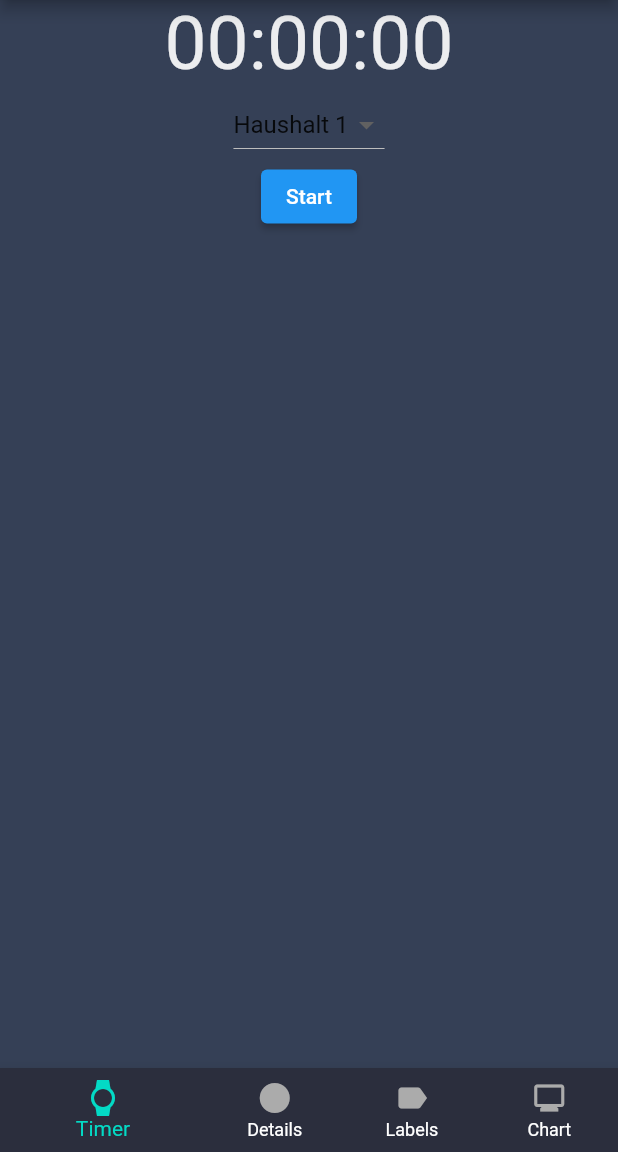
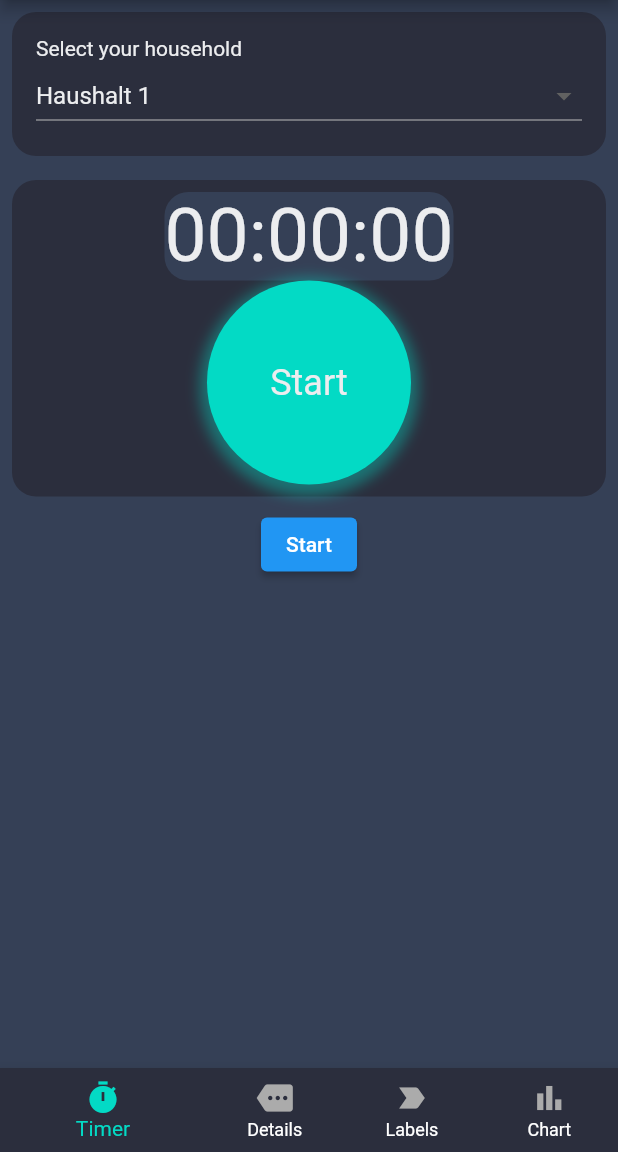
Before and after one commit to Layblar/layblar_app, a Flutter app: the screen it shows after launch, on a phone screen of 412 x 824 dp, the part 84-1236 px from its top. Run offline on Flutter 3.47's test engine with Material 2 defaults, Android fonts, the phone set to English and light mode, and no system bars; our stand-ins replace fl_chart.

Commit message:
started the stopwatch ui

```diff
--- a/lib/Routes/NavigationRoutes.dart
+++ /dev/null
@@ -1,25 +0,0 @@
-import 'package:flutter/material.dart';
-import 'package:layblar_app/screens/DetailsScreen.dart';
-
-class NavigationRoutes{
-
-  static void navigateToDetails(BuildContext context){
-    Navigator.push(
-    context,
-    MaterialPageRoute(builder: (context) => const DetailsScreen()),
-  );
-  }
-
-  static void navigateToLabels(){
-
-  }
-
-  static void navigateToChart(){
-
-  }
-
-  static void navigateToTimer(){
-
-  }
-
-}
--- a/lib/Themes/Styles.dart
+++ b/lib/Themes/Styles.dart
@@ -34,4 +34,45 @@ class Styles{
     color: ThemeColors.primaryBackground,
     borderRadius: BorderRadius.circular(16)
   );
+
+
+  static final stopwatchContainerDecoration = BoxDecoration(
+    color: ThemeColors.primary,
+    borderRadius: BorderRadius.circular(200),
+    boxShadow: [
+      BoxShadow(
+        color: ThemeColors.primary.withOpacity(0.4),
+        spreadRadius: 5,
+        blurRadius: 7,
+        offset: const Offset(0, 3)
+        )
+    ]
+  );
+
+  static final stopwatchContainerDecorationStopped = BoxDecoration(
+    color: ThemeColors.error,
+    borderRadius: BorderRadius.circular(200),
+    boxShadow: [
+      BoxShadow(
+        color: ThemeColors.error.withOpacity(0.4),
+        spreadRadius: 5,
+        blurRadius: 7,
+        offset: const Offset(0, 3)
+        )
+    ]
+  );
+
+    static final infoBoxTextStyle =  TextStyle(
+    fontSize: 18,
+    color: ThemeColors.textColor,
+  );
+
+  static final headerTextStyle = TextStyle(
+    fontSize: 24,
+    color: ThemeColors.textColor
+  );
+
+  static final regularTextStyle = TextStyle(
+    color: ThemeColors.textColor
+  );
 }
--- a/lib/screens/ChartScreen.dart
+++ b/lib/screens/ChartScreen.dart
@@ -191,7 +191,8 @@ class _ChartScreenState extends State<ChartScreen> {
                   minX: 0,
                   maxX: _dataPoints.length.toDouble() - 1, // Anzahl der Datenpunkte - 1
                   minY: 0,
-                  maxY: getMaxY(),
+                  //maxY: getMaxY(),
+                  maxY: 11,
                   lineBarsData: [
                     getChartData()
                   ],
--- a/lib/screens/MainScreen.dart
+++ b/lib/screens/MainScreen.dart
@@ -53,25 +53,25 @@ class _MainScreenState extends State<MainScreen> {
         },
       items:  [
         BottomNavigationBarItem(
-        icon: Icon(Icons.watch, color: _currentIndex == 0?ThemeColors.primary:ThemeColors.primaryDisabled),
+        icon: Icon(Icons.timer, color: _currentIndex == 0?ThemeColors.primary:ThemeColors.primaryDisabled),
         label: "Timer",
         backgroundColor: ThemeColors.secondaryBackground
 
       ),
          BottomNavigationBarItem(
-        icon: Icon(Icons.lens, color: _currentIndex == 1?ThemeColors.primary:ThemeColors.primaryDisabled),
+        icon: Icon(Icons.more, color: _currentIndex == 1?ThemeColors.primary:ThemeColors.primaryDisabled),
         label: "Details",
         backgroundColor: ThemeColors.secondaryBackground
 
       ),
        BottomNavigationBarItem(
-        icon: Icon(Icons.label, color: _currentIndex == 2?ThemeColors.primary:ThemeColors.primaryDisabled),
+        icon: Icon(Icons.label_important, color: _currentIndex == 2?ThemeColors.primary:ThemeColors.primaryDisabled),
         label: "Labels",
         backgroundColor: ThemeColors.secondaryBackground
 
       ),
        BottomNavigationBarItem(
-        icon: Icon(Icons.monitor, color: _currentIndex == 3?ThemeColors.primary:ThemeColors.primaryDisabled),
+        icon: Icon(Icons.bar_chart, color: _currentIndex == 3?ThemeColors.primary:ThemeColors.primaryDisabled),
         label: "Chart",
         backgroundColor: ThemeColors.secondaryBackground
 
--- a/lib/screens/TimerScreen.dart
+++ b/lib/screens/TimerScreen.dart
@@ -2,6 +2,8 @@ import 'dart:async';
 
 import 'package:fl_chart/fl_chart.dart';
 import 'package:flutter/material.dart';
+import 'package:layblar_app/Themes/Styles.dart';
+import 'package:layblar_app/Themes/ThemeColors.dart';
 
 
 class TimerScreen extends StatefulWidget {
@@ -24,10 +26,10 @@ class _TimerScreenState extends State<TimerScreen> {
 
   //get our households
   List<DropdownMenuItem<String>>  dropdownItems =
-   const [
-      DropdownMenuItem(child: Text("Haushalt 1"),value: "Haushalt 1"),
-      DropdownMenuItem(child: Text("Haushalt 2"),value: "Haushalt 2"),
-      DropdownMenuItem(child: Text("Haushalt 3"),value: "Haushalt 3"),
+    [
+      DropdownMenuItem(child: Container(color: ThemeColors.secondaryBackground, child: Text("Haushalt 1", style: Styles.regularTextStyle,)),value: "Haushalt 1", ),
+      DropdownMenuItem(child: Container(color: ThemeColors.secondaryBackground, child: Text("Haushalt 2", style: Styles.regularTextStyle,)), value: "Haushalt 2"),
+      DropdownMenuItem(child: Container(color: ThemeColors.secondaryBackground, child: Text("Haushalt 3", style: Styles.regularTextStyle,)),value: "Haushalt 3"),
     ];
 
 
@@ -44,8 +46,13 @@ class _TimerScreenState extends State<TimerScreen> {
   }
 
    void _stop() {
+
+
     _timer.cancel();
     _stopwatch.stop();
+    setState(() {
+      _isRunning = false;
+    });
   }
 
   void _reset(){
@@ -60,15 +67,52 @@ class _TimerScreenState extends State<TimerScreen> {
   @override
   Widget build(BuildContext context) {
 
-    return  Container(
+      //infobox
+      //househol selection
+      //time
+      //big cirlce with glow
+      //reset button
+      //sumbit
+    return  SizedBox(
         child: Column(
           children: [
-            Text(
-              _result,
-              style: const TextStyle(
-                fontSize: 50.0,
+            //const InfoBox(),
+            //household selection
+            getHouseHoldSelection(),
+
+            //stopwatch time
+
+            Container(
+              margin: EdgeInsets.all(8),
+              width: MediaQuery.of(context).size.width,
+              decoration: Styles.containerDecoration,
+              child: Padding(
+                padding: const EdgeInsets.all(8.0),
+                child: Column(
+                  children: [
+                    Container(
+                      decoration: Styles.primaryBackgroundContainerDecoration,
+                      child: Text(
+                        _result,
+                        style: const TextStyle(
+                          fontSize: 50.0,
+                        ),
+                      ),
+                    ),
+                    GestureDetector(
+                      onTap:  !_isRunning? _start : _stop,
+                      child: Container(
+                        height: 136,
+                        width: 136,
+                        decoration: !_isRunning ? Styles.stopwatchContainerDecoration: Styles.stopwatchContainerDecorationStopped,
+                        child:  Center(child: !_isRunning? Text("Start", style: Styles.headerTextStyle,): Text("Stop", style: Styles.headerTextStyle,) ),
+                      ),
+                    ),
+                  ],
+                ),
               ),
             ),
+
             Row(
                 mainAxisAlignment: MainAxisAlignment.spaceEvenly,
                 children: [
@@ -90,16 +134,7 @@ class _TimerScreenState extends State<TimerScreen> {
                   ): Container()
                 ],
               ),
-              DropdownButton(
-                value: selectedHousehould,
-                onChanged: (String? newValue){
-                  setState(() {
-                    selectedHousehould = newValue!;
-                  });
-                },
-                items: dropdownItems,
 
-              ),
 
               ElevatedButton(
                 onPressed: _start,
@@ -110,4 +145,60 @@ class _TimerScreenState extends State<TimerScreen> {
         ),
       );
   }
+
+  Container getHouseHoldSelection() {
+    return Container(
+            margin: EdgeInsets.all(8),
+            decoration: Styles.containerDecoration,
+            child: Padding(
+              padding: const EdgeInsets.all(16.0),
+              child: Column(
+                mainAxisAlignment: MainAxisAlignment.start,
+                crossAxisAlignment: CrossAxisAlignment.start,
+
+                children: [
+                  const Text("Select your household"),
+                  Container(
+                    width: double.infinity,
+                    child: DropdownButton(
+                      value: selectedHousehould,
+                      onChanged: (String? newValue) {
+                        setState(() {
+                          selectedHousehould = newValue!;
+                        });
+                      },
+                    items: dropdownItems,
+                    dropdownColor: ThemeColors.secondaryBackground,
+                    isExpanded: true, // Öffnet die Dropdown-Liste in voller Breite
+                  )
+                  ),
+
+                ],
+              ),
+            ),
+          );
+  }
 }
+
+class InfoBox extends StatelessWidget {
+  const InfoBox({
+    Key? key,
+  }) : super(key: key);
+
+  @override
+  Widget build(BuildContext context) {
+    return Container(
+      margin: const EdgeInsets.all(8),
+      decoration: Styles.containerDecoration,
+      child:  Padding(
+        padding:  EdgeInsets.all(16.0),
+           child: Text (
+            "Select your household and start the stopwatch at the same time as your device. when the device is finished, stop the watch and submit the data with the submit button.",
+             style: Styles.infoBoxTextStyle,
+             overflow: TextOverflow.clip,
+            )
+      ),
+
+    );
+  }
+}
```
